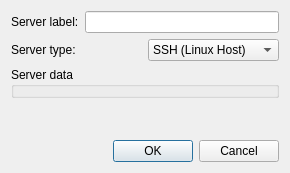
Before: the Qt Designer form src/toolkit_gui/iqselectremotehosttypedialog.ui in hkroeger/insightcae, drawn with Qt 5.
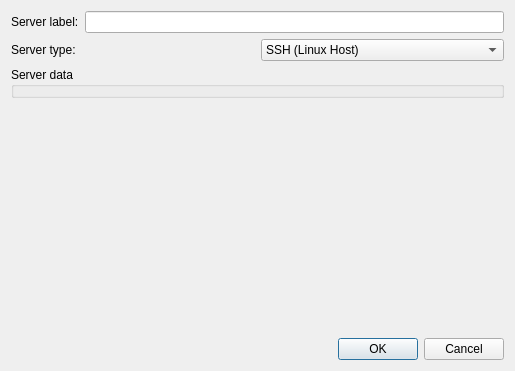
After: the same form once the commit is applied.

```diff
--- a/src/toolkit_gui/iqselectremotehosttypedialog.ui
+++ b/src/toolkit_gui/iqselectremotehosttypedialog.ui
@@ -6,8 +6,8 @@
    <rect>
     <x>0</x>
     <y>0</y>
-    <width>290</width>
-    <height>173</height>
+    <width>515</width>
+    <height>371</height>
    </rect>
   </property>
   <property name="windowTitle">
```
